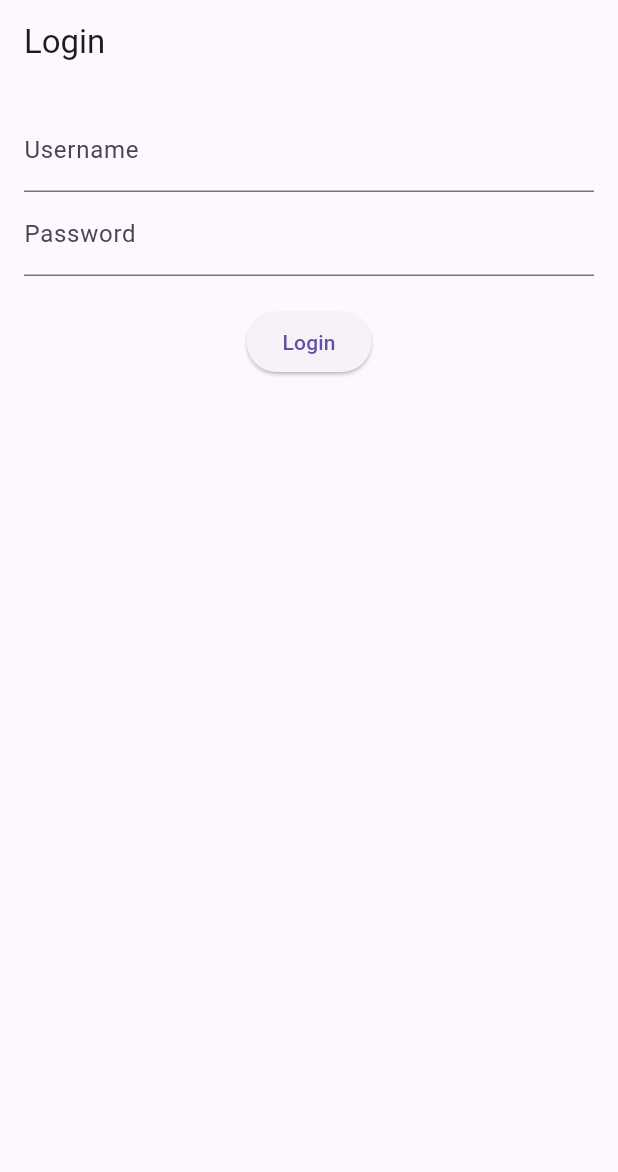
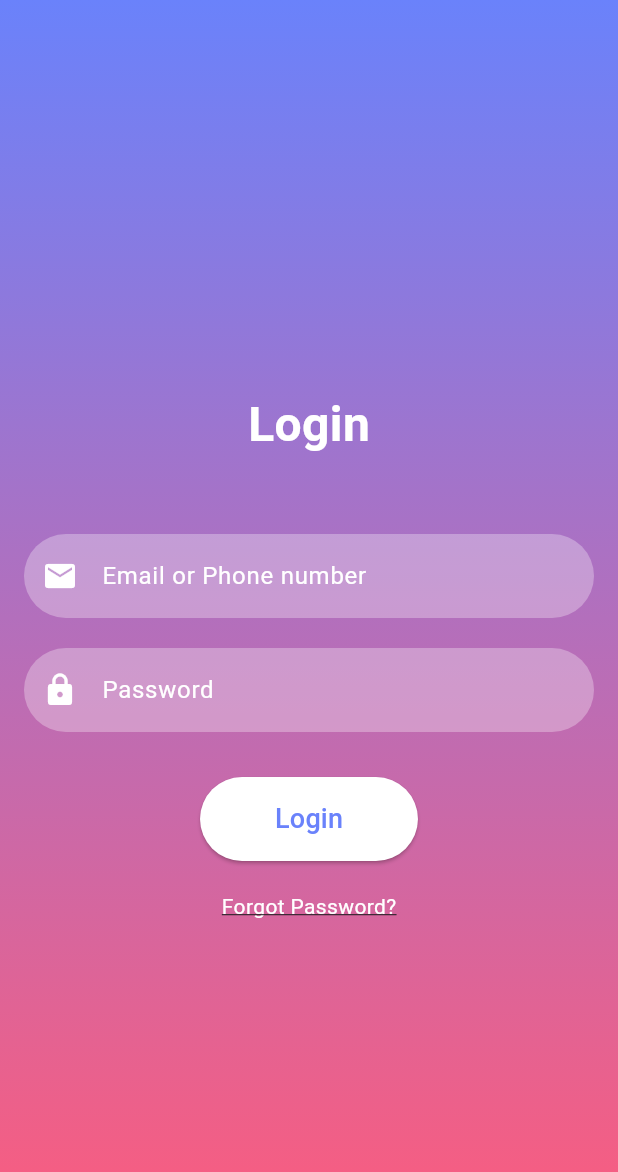
Before and after one commit to josueskt/land_front, a Flutter app: the screen it shows after launch, on a phone screen of 412 x 824 dp. Shown: the top 1172 px of the screen. Run offline on Flutter 3.47's test engine with Material 3 defaults, Android fonts, the light colour scheme and no system bars; our stand-ins replace flutter_secure_storage, fluttertoast, go_router, permission_handler, screenshot, socket_io_client; missing offline and left inert: flutter_webrtc; network calls fail.

Commit message:
fernando flu

```diff
--- a/analysis_options.yaml
+++ b/analysis_options.yaml
@@ -7,6 +7,9 @@
 
 # The following line activates a set of recommended lints for Flutter apps,
 # packages, and plugins designed to encourage good coding practices.
+analyzer:
+  errors:
+    file_names: ignore
 include: package:flutter_lints/flutter.yaml
 
 linter:
--- /dev/null
+++ b/lib/core/app/appLan.dart
@@ -0,0 +1,45 @@
+import 'package:flutter/material.dart';
+import 'package:flutter_secure_storage/flutter_secure_storage.dart';
+import 'package:nombre_del_proyecto/providers/login_provider.dart';
+import 'package:nombre_del_proyecto/providers/secure_storage_data_provider.dart';
+import 'package:nombre_del_proyecto/providers/socket_provider.dart';
+import 'package:nombre_del_proyecto/screens/home_screen.dart';
+import 'package:nombre_del_proyecto/screens/initial_screen.dart';
+import 'package:nombre_del_proyecto/screens/login_screen.dart';
+
+import 'package:provider/provider.dart';
+
+import '../../providers/secion_provider.dart';
+import '../../screens/secion_screen.dart';
+
+class AppLan extends StatelessWidget {
+  const AppLan({super.key});
+
+  @override
+  Widget build(BuildContext context) {
+    final socketProvider = SocketProvider();
+
+    return MultiProvider(
+      providers: [
+        ChangeNotifierProvider.value(value: socketProvider),
+        ChangeNotifierProvider(
+          create: (context) => LoginProvider(
+            SecureStorageDataProvider(storage: const FlutterSecureStorage()),
+          ),
+        ),
+        ChangeNotifierProvider(
+            create: (context) => SessionProvider()), // Añade el SessionProvider aquí
+      ],
+      child: MaterialApp(
+        debugShowCheckedModeBanner: false,
+        initialRoute: '/', // Ruta inicial de la aplicación
+        routes: {
+          '/': (context) => InitialScreen(), // Ruta de la pantalla inicial
+          '/login': (context) => LoginScreen(), // Ruta de la pantalla de login
+          '/home': (context) => const HomeScreen(),
+          '/session': (context) => SessionScreen(), // Ruta de la pantalla de sesión
+        },
+      ),
+    );
+  }
+}
--- a/lib/main.dart
+++ b/lib/main.dart
@@ -1,51 +1,6 @@
 import 'package:flutter/material.dart';
-import 'package:flutter_secure_storage/flutter_secure_storage.dart';
-
-import 'package:nombre_del_proyecto/providers/login_provider.dart';
-import 'package:nombre_del_proyecto/providers/secion_provider.dart';
-import 'package:nombre_del_proyecto/providers/secure_storage_data_provider.dart';
-import 'package:nombre_del_proyecto/providers/socket_provider.dart';
-import 'package:nombre_del_proyecto/screens/home_screen.dart';
-import 'package:nombre_del_proyecto/screens/initial_screen.dart';
-import 'package:nombre_del_proyecto/screens/login_screen.dart';
-import 'package:nombre_del_proyecto/screens/secion_screen.dart';
-
-import 'package:provider/provider.dart';
+import 'core/app/appLan.dart';
 
 void main() {
-  runApp(const MyApp());
+  runApp(const AppLan());
 }
-
-class MyApp extends StatelessWidget {
-  const MyApp({Key? key}) : super(key: key);
-
-  @override
-  Widget build(BuildContext context) {
-    final socketProvider = SocketProvider();
-
-    return MultiProvider(
-      providers: [
-        ChangeNotifierProvider.value(value: socketProvider),
-        ChangeNotifierProvider(
-          create: (context) => LoginProvider(
-            SecureStorageDataProvider(storage: const FlutterSecureStorage()),
-          ),
-        ),
-        ChangeNotifierProvider(
-            create: (context) =>
-                SessionProvider()), // Añade el SessionProvider aquí
-      ],
-      child: MaterialApp(
-        debugShowCheckedModeBanner: false,
-        initialRoute: '/', // Ruta inicial de la aplicación
-        routes: {
-          '/': (context) => InitialScreen(), // Ruta de la pantalla inicial
-          '/login': (context) => LoginScreen(), // Ruta de la pantalla de login
-          '/home': (context) => const HomeScreen(),
-          '/seci': (context) =>
-              SessionScreen(), // Ruta de la pantalla de sesión
-        },
-      ),
-    );
-  }
-}
--- a/lib/screens/initial_screen.dart
+++ b/lib/screens/initial_screen.dart
@@ -1,8 +1,11 @@
+// ignore_for_file: library_private_types_in_public_api
 import 'package:flutter/material.dart';
 import 'package:nombre_del_proyecto/providers/login_provider.dart';
 import 'package:provider/provider.dart';
 
 class InitialScreen extends StatefulWidget {
+  const InitialScreen({super.key});
+
   @override
   _InitialScreenState createState() => _InitialScreenState();
 }
@@ -26,7 +29,7 @@ class _InitialScreenState extends State<InitialScreen> {
 
   @override
   Widget build(BuildContext context) {
-    return Scaffold(
+    return const Scaffold(
       body: Center(child: CircularProgressIndicator()),
     );
   }
--- a/lib/screens/login_screen.dart
+++ b/lib/screens/login_screen.dart
@@ -6,37 +6,127 @@ class LoginScreen extends StatelessWidget {
   final TextEditingController _usernameController = TextEditingController();
   final TextEditingController _passwordController = TextEditingController();
 
+  LoginScreen({super.key});
+
   @override
   Widget build(BuildContext context) {
     final loginProvider = Provider.of<LoginProvider>(context);
 
     return Scaffold(
-      appBar: AppBar(title: const Text('Login')),
-      body: Padding(
+      body: Container(
+        decoration: const BoxDecoration(
+          gradient: LinearGradient(
+            colors: [Color(0xFF6A82FB), Color(0xFFFC5C7D)],
+            begin: Alignment.topCenter,
+            end: Alignment.bottomCenter,
+          ),
+        ),
+        child: Center(
+          child: SingleChildScrollView(
+            child: Padding(
               padding: const EdgeInsets.all(16.0),
               child: Column(
+                mainAxisAlignment: MainAxisAlignment.center,
                 children: <Widget>[
-            TextField(
+                  const SizedBox(height: 50),
+                  _buildHeader(),
+                  const SizedBox(height: 50),
+                  _buildTextField(
                     controller: _usernameController,
-              decoration: const InputDecoration(labelText: 'Username'),
+                    labelText: 'Email or Phone number',
+                    icon: Icons.email,
                   ),
-            TextField(
+                  const SizedBox(height: 20),
+                  _buildTextField(
                     controller: _passwordController,
-              decoration: const InputDecoration(labelText: 'Password'),
+                    labelText: 'Password',
+                    icon: Icons.lock,
                     obscureText: true,
                   ),
+                  const SizedBox(height: 30),
+                  _buildLoginButton(context, loginProvider),
                   const SizedBox(height: 20),
-            ElevatedButton(
+                  _buildForgotPassword(),
+                ],
+              ),
+            ),
+          ),
+        ),
+      ),
+    );
+  }
+
+  Widget _buildHeader() {
+    return Column(
+      children: const [
+        Text(
+          'Login',
+          style: TextStyle(
+            color: Colors.white,
+            fontSize: 32,
+            fontWeight: FontWeight.bold,
+          ),
+        ),
+      ],
+    );
+  }
+
+  Widget _buildTextField({
+    required TextEditingController controller,
+    required String labelText,
+    required IconData icon,
+    bool obscureText = false,
+  }) {
+    return TextField(
+      controller: controller,
+      decoration: InputDecoration(
+        prefixIcon: Icon(icon, color: Colors.white),
+        labelText: labelText,
+        labelStyle: const TextStyle(color: Colors.white),
+        filled: true,
+        fillColor: Colors.white.withOpacity(0.3),
+        border: OutlineInputBorder(
+          borderRadius: BorderRadius.circular(30),
+          borderSide: BorderSide.none,
+        ),
+      ),
+      style: const TextStyle(color: Colors.white),
+      obscureText: obscureText,
+    );
+  }
+
+  Widget _buildLoginButton(BuildContext context, LoginProvider loginProvider) {
+    return ElevatedButton(
       onPressed: () {
         String username = _usernameController.text;
         String password = _passwordController.text;
         loginProvider.sendLogin(username, password);
         _logout(context, loginProvider);
       },
-              child: const Text('Login'),
+      style: ElevatedButton.styleFrom(
+        foregroundColor: const Color(0xFF6A82FB), backgroundColor: Colors.white,
+        padding: const EdgeInsets.symmetric(horizontal: 50, vertical: 15),
+        shape: RoundedRectangleBorder(
+          borderRadius: BorderRadius.circular(30),
         ),
-            const SizedBox(height: 20),
-          ],
+      ),
+      child: const Text(
+        'Login',
+        style: TextStyle(fontSize: 18),
+      ),
+    );
+  }
+
+  Widget _buildForgotPassword() {
+    return GestureDetector(
+      onTap: () {
+        // Añade la acción de recuperación de contraseña aquí
+      },
+      child: const Text(
+        'Forgot Password?',
+        style: TextStyle(
+          color: Colors.white,
+          decoration: TextDecoration.underline,
         ),
       ),
     );
```
Also changed, not shown: lib/core/widgets/drawer.dart (added, +57 -0 lines), lib/screens/home_screen.dart (+10 -57 lines), lib/screens/secion_screen.dart (+15 -12 lines), 1 other file. Lines whose indentation alone changed are shown as unchanged.
